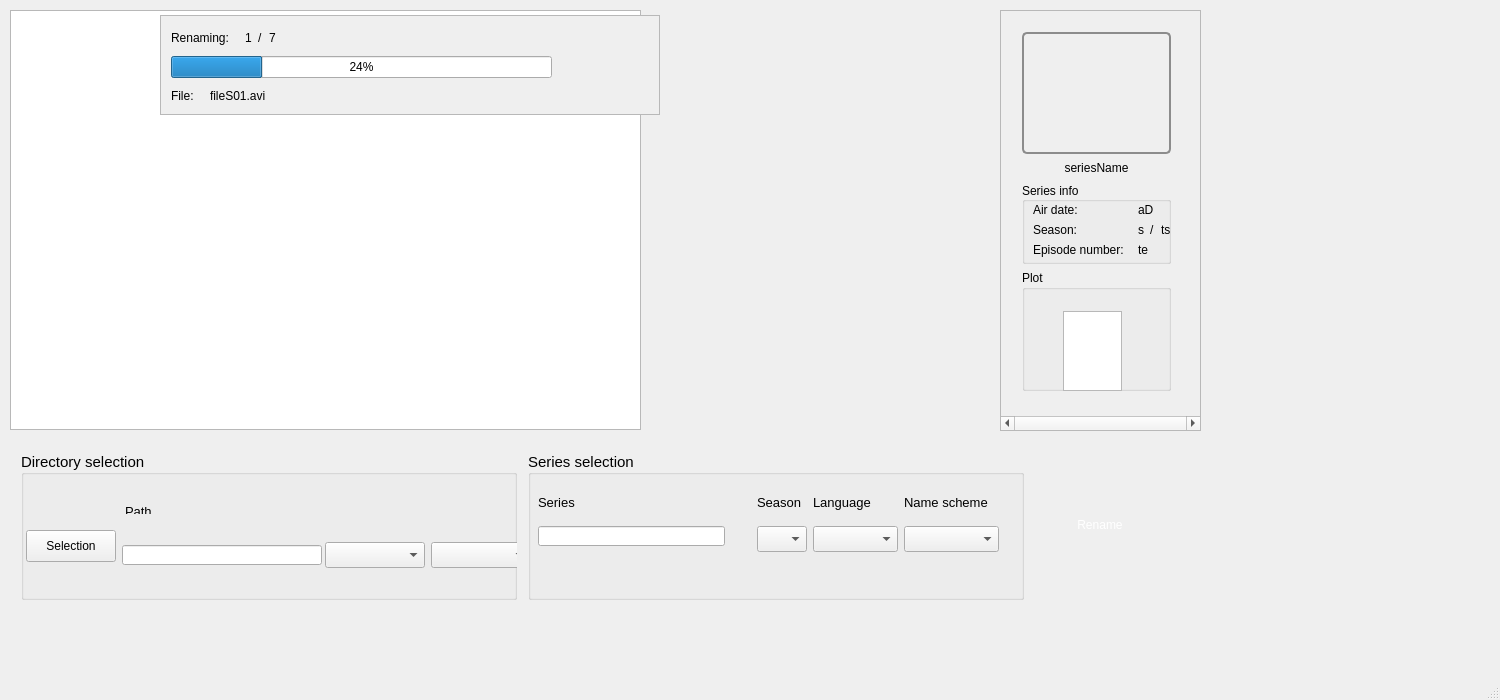
Old version of the form SeriesScraper/mainwindow.ui in the repository martinLutz1/SeriesScraper.
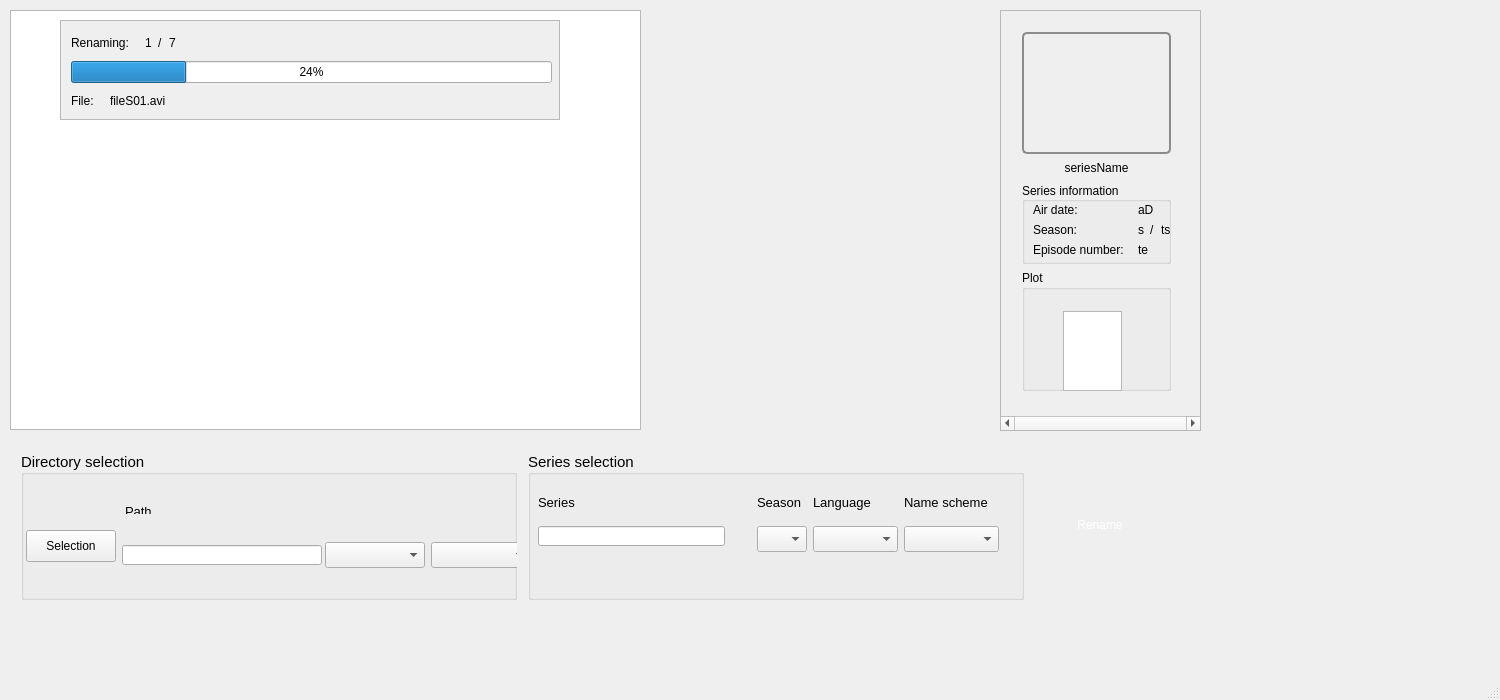
New version of the form. Icons and pictures are not drawn.

What changed in the file:
```diff
--- a/SeriesScraper/mainwindow.ui
+++ b/SeriesScraper/mainwindow.ui
@@ -221,7 +221,7 @@
             </size>
            </property>
            <property name="title">
-            <string>Series info</string>
+            <string>Series information</string>
            </property>
            <property name="alignment">
             <set>Qt::AlignLeading|Qt::AlignLeft|Qt::AlignVCenter</set>
@@ -1111,8 +1111,8 @@
    <widget class="QScrollArea" name="renameProgressScrollArea">
     <property name="geometry">
      <rect>
-      <x>160</x>
-      <y>15</y>
+      <x>60</x>
+      <y>20</y>
       <width>500</width>
       <height>100</height>
      </rect>
@@ -1140,7 +1140,7 @@
        <rect>
         <x>0</x>
         <y>0</y>
-        <width>401</width>
+        <width>501</width>
         <height>101</height>
        </rect>
       </property>
```
